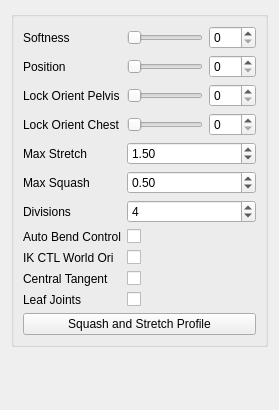
Before: the Qt Designer form mGear/scripts/mgear/shifter_epic_components/EPIC_spine_01/settingsUI.ui in jandriambolisoa/mGear-rez, drawn with Qt 5.
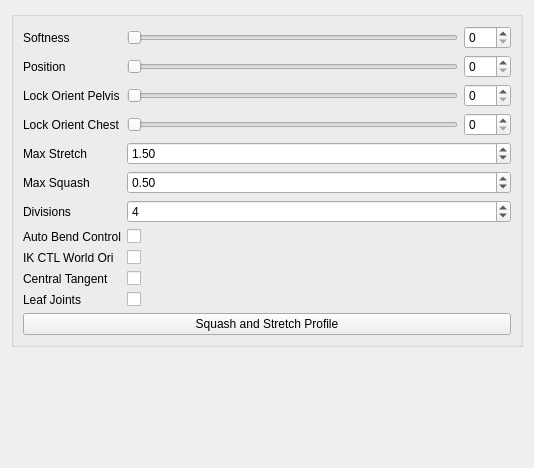
After: the same form once the commit is applied.

```diff
--- a/mGear/scripts/mgear/shifter_epic_components/EPIC_spine_01/settingsUI.ui
+++ b/mGear/scripts/mgear/shifter_epic_components/EPIC_spine_01/settingsUI.ui
@@ -6,8 +6,8 @@
    <rect>
     <x>0</x>
     <y>0</y>
-    <width>279</width>
-    <height>410</height>
+    <width>534</width>
+    <height>468</height>
    </rect>
   </property>
   <property name="windowTitle">
```
Left out of the diff: 84 changed lines with no effect on the pictures.
